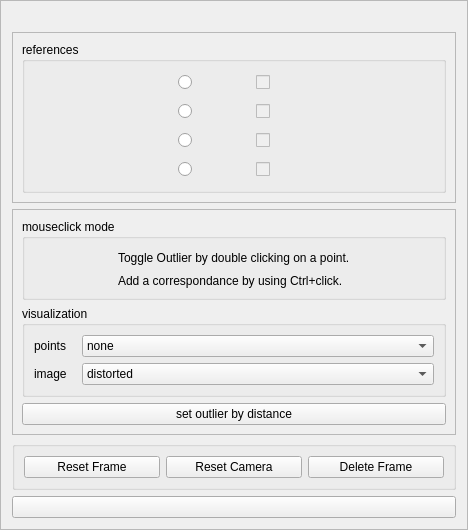
This is src/ui/ui-files/WizardCalibrationCubeFrame.ui in XROMMPackages/xmalab as Qt 5 draws it before an edit. The edited form follows.
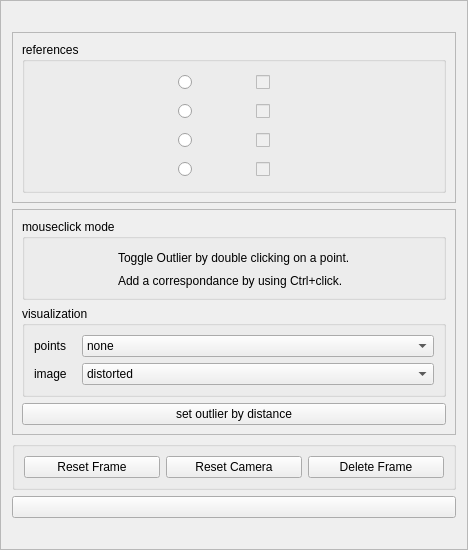
This is the edited form.

Commit message: Added Labelplaceholder in WizardDockWidget for MacBuild

Patch:
```diff
--- a/src/ui/ui-files/WizardCalibrationCubeFrame.ui
+++ b/src/ui/ui-files/WizardCalibrationCubeFrame.ui
@@ -7,7 +7,7 @@
     <x>0</x>
     <y>0</y>
     <width>468</width>
-    <height>496</height>
+    <height>507</height>
    </rect>
   </property>
   <property name="windowTitle">
@@ -482,6 +482,13 @@
      </layout>
     </widget>
    </item>
+   <item row="6" column="0">
+    <widget class="QLabel" name="label_placeholder">
+     <property name="text">
+      <string/>
+     </property>
+    </widget>
+   </item>
   </layout>
  </widget>
  <resources/>
```
Left out of the diff: 40 changed lines with no effect on the pictures. The commit also changes 4 other files.
